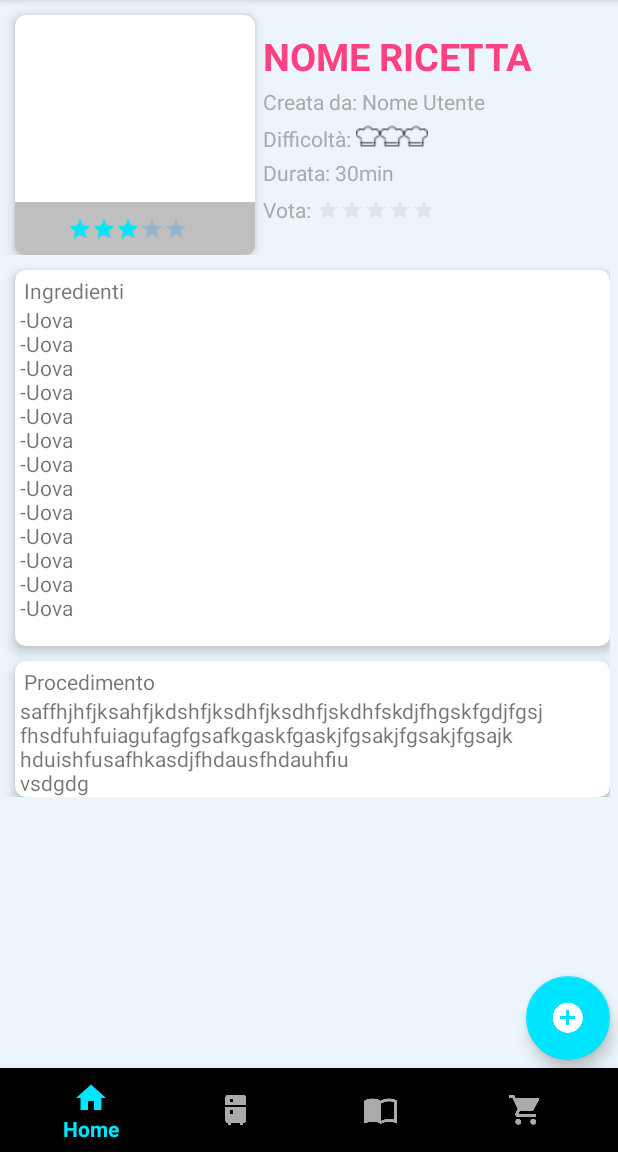
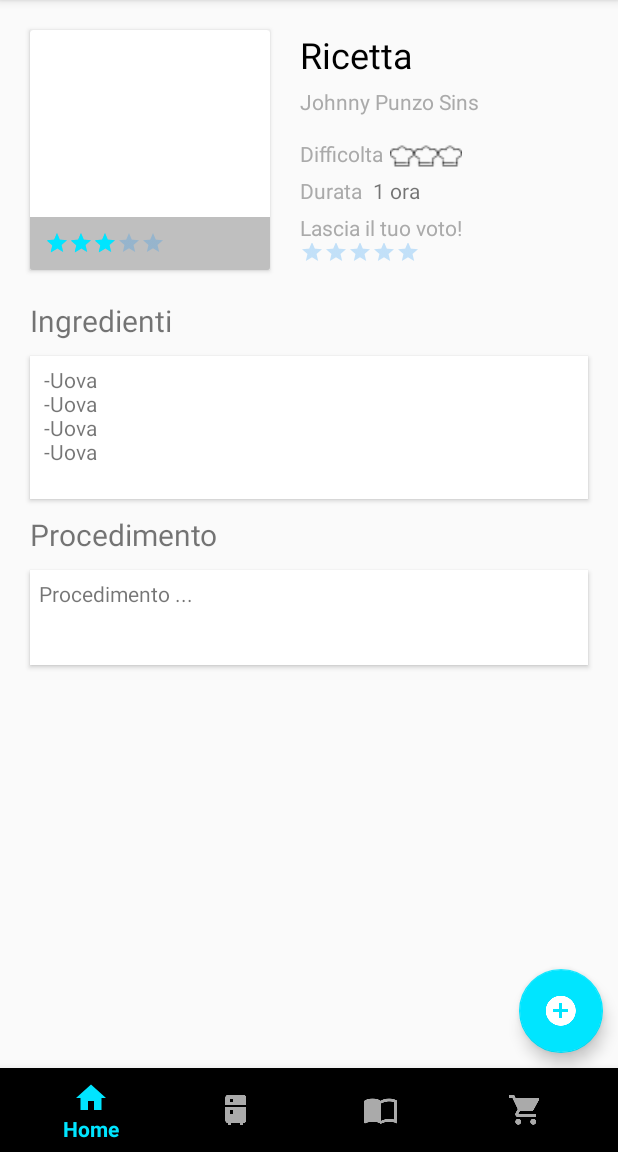
Before and after one commit to alesala95/progetto_domotica, an Android app: the screen it shows after launch (MainActivity), after a tap on "PASTA", on a phone screen of 412 x 824 dp, the part 84-1236 px from its top. Run offline under Robolectric (Android 15) with nearby library versions, the phone set to English and light mode, and no system bars.

Commit message:
no message

```diff
--- a/SmartFridge_fragment/app/src/main/java/com/example/itsadmin/smartfridge_fragment/Main/Fragments/RecipeFragment.java
+++ b/SmartFridge_fragment/app/src/main/java/com/example/itsadmin/smartfridge_fragment/Main/Fragments/RecipeFragment.java
@@ -17,6 +17,7 @@ import android.view.animation.AnimationUtils;
 import android.view.inputmethod.InputMethodManager;
 import android.widget.Button;
 import android.widget.EditText;
+import android.widget.RatingBar;
 import android.widget.RelativeLayout;
 import android.widget.TextView;
 
--- a/SmartFridge_fragment/app/src/main/java/com/example/itsadmin/smartfridge_fragment/Main/Fragments/RecipeItemFragment.java
+++ b/SmartFridge_fragment/app/src/main/java/com/example/itsadmin/smartfridge_fragment/Main/Fragments/RecipeItemFragment.java
@@ -1,29 +1,24 @@
 package com.example.itsadmin.smartfridge_fragment.Main.Fragments;
 
 
-import android.content.Context;
 import android.content.Intent;
 import android.os.Bundle;
 import android.support.design.widget.FloatingActionButton;
 import android.support.v4.app.Fragment;
 import android.support.v4.app.FragmentTransaction;
-import android.support.v7.widget.LinearLayoutManager;
-import android.support.v7.widget.RecyclerView;
 import android.view.LayoutInflater;
 import android.view.View;
 import android.view.ViewGroup;
 import android.view.animation.AlphaAnimation;
 import android.view.animation.Animation;
 import android.view.animation.AnimationUtils;
-import android.view.inputmethod.InputMethodManager;
 import android.widget.Button;
-import android.widget.EditText;
+import android.widget.RatingBar;
 import android.widget.RelativeLayout;
 import android.widget.Toast;
 
 import com.example.itsadmin.smartfridge_fragment.R;
 
-import java.util.ArrayList;
 
 
 /**
@@ -59,11 +54,12 @@ public class RecipeItemFragment extends Fragment {
         // Inflate the layout for this fragment
         View view=inflater.inflate(R.layout.fragment_recipe_item, container, false);
 
-
+        RatingBar rate = view.findViewById(R.id.valutazionePersonale);
       /*  ArrayList<ItemListRicetteConsigliate> cardRicette = new ArrayList<>();
         RecyclerView rw2 = (RecyclerView) view.findViewById(R.id.rec_view2);
         rw2.setLayoutManager(new LinearLayoutManager(getActivity(),LinearLayoutManager.HORIZONTAL,false));
         rw2.setAdapter(new AdapterRicetteConsigliate(cardRicette,getContext(), getFragmentManager()));*/
+
 
 
         Floatingbtn = (FloatingActionButton) view.findViewById(R.id.FloatingBtn);
--- a/SmartFridge_fragment/app/src/main/res/layout/activity_main.xml
+++ b/SmartFridge_fragment/app/src/main/res/layout/activity_main.xml
@@ -29,8 +29,7 @@
         android:layout_width="match_parent"
         android:layout_height="match_parent"
         android:layout_above="@+id/navigation"
-        android:layout_below="@+id/barra"
-        android:background="#EBF5FB"/>
+        android:layout_below="@+id/barra" />
 
     <android.support.design.widget.BottomNavigationView
 
--- a/SmartFridge_fragment/app/src/main/res/layout/fab.xml
+++ b/SmartFridge_fragment/app/src/main/res/layout/fab.xml
@@ -22,8 +22,8 @@
         app:backgroundTint="@color/AzzurroMin"
         app:fabSize="normal"
         android:padding="2dp"
-        android:layout_marginBottom="5dp"
-        android:layout_marginRight="5dp"
+        android:layout_marginBottom="10dp"
+        android:layout_marginRight="10dp"
         />
 
 
--- a/SmartFridge_fragment/app/src/main/res/layout/fragment_category_recipe.xml
+++ b/SmartFridge_fragment/app/src/main/res/layout/fragment_category_recipe.xml
@@ -16,27 +16,24 @@
 
             android:id="@+id/catName"
             android:layout_width="match_parent"
-            android:layout_height="wrap_content"
-            android:layout_marginTop="20dp"
+            android:layout_height="65dp"
+            android:gravity="center_vertical"
+            android:layout_alignParentStart="true"
+            android:layout_alignParentTop="true"
             android:paddingLeft="20dp"
             android:text="Categoria"
-            android:textColor="@android:color/black"
             android:textSize="20sp" />
 
         <GridView
             android:id="@+id/gridCategory"
             android:layout_width="match_parent"
             android:layout_height="wrap_content"
-            android:layout_below="@id/catName"
-            android:layout_marginTop="20dp"
+            android:layout_below="@+id/catName"
+            android:layout_centerHorizontal="true"
+            android:gravity="center"
             android:numColumns="2"
-            android:gravity="center"
-            android:verticalSpacing="40dp"
-            android:layout_centerHorizontal="true"
-            android:scrollbars="none">
-
-
-        </GridView>
+            android:scrollbars="none"
+            android:verticalSpacing="40dp" />
 
     </RelativeLayout>
 
--- a/SmartFridge_fragment/app/src/main/res/layout/fragment_recipe_item.xml
+++ b/SmartFridge_fragment/app/src/main/res/layout/fragment_recipe_item.xml
@@ -1,293 +1,210 @@
-<FrameLayout xmlns:android="http://schemas.android.com/apk/res/android"
-    xmlns:tools="http://schemas.android.com/tools"
+
+<FrameLayout
+
     android:layout_width="match_parent"
     android:layout_height="match_parent"
+
+    xmlns:android="http://schemas.android.com/apk/res/android"
+    xmlns:tools="http://schemas.android.com/tools"
     xmlns:app="http://schemas.android.com/apk/res-auto"
     tools:context="com.example.itsadmin.smartfridge_fragment.Main.Fragments.RecipeItemFragment">
 
-    <!-- TODO: Update blank fragment layout -->
-    <ScrollView
+    <LinearLayout
+
         android:layout_width="match_parent"
         android:layout_height="match_parent"
-        >
-<LinearLayout
+
+
+        android:orientation="vertical">
+
+        <ScrollView
+
+            android:layout_width="match_parent"
+            android:layout_height="match_parent">
+
+            <RelativeLayout
+
                 android:layout_width="match_parent"
                 android:layout_height="wrap_content"
-    android:orientation="vertical"
-    android:layout_marginRight="5dp">
-
-    <LinearLayout
-        android:layout_width="match_parent"
-        android:layout_height="wrap_content"
-        android:orientation="horizontal">
-
-
+                android:clipToPadding="false">
 
                 <android.support.v7.widget.CardView
+
                     android:id="@+id/card_recipe"
                     android:layout_width="160dp"
                     android:layout_height="160dp"
-            android:layout_columnWeight="1"
-            android:layout_rowWeight="1"
-            app:cardElevation="5dp"
-            app:cardCornerRadius="7dp"
-            android:layout_marginLeft="10dp"
-            android:layout_marginTop="10dp"
-
-            android:background="#EEE"
-            >
-
+                    android:layout_margin="20dp"
+                    android:background="#FFF"
+                    app:cardCornerRadius="2dp"
+                    app:cardElevation="2dp">
 
                     <LinearLayout
                         android:layout_width="match_parent"
                         android:layout_height="35dp"
-                android:orientation="horizontal"
                         android:layout_gravity="bottom"
                         android:background="@color/transparent">
 
                         <RatingBar
-                    android:layout_width="wrap_content"
-                    android:layout_height="wrap_content"
-                    style="?android:attr/ratingBarStyleSmall"
-                    android:numStars="5"
-                    android:stepSize=".5"
-                    android:rating="3"
 
-                    android:layout_marginTop="10dp"
-                    android:layout_marginLeft="35dp"
-
-                    android:transformPivotX="0dp"
-                    android:transformPivotY="0dp"
-                    android:max="5"
-                    />
-
-            </LinearLayout>
-        </android.support.v7.widget.CardView>
-
-
-       <LinearLayout
-           android:layout_width="wrap_content"
-           android:layout_height="wrap_content"
-           android:orientation="vertical"
-           android:layout_marginTop="20dp"
-           android:layout_marginLeft="5dp">
-
-        <TextView
-            android:layout_width="wrap_content"
-            android:layout_height="wrap_content"
-            android:text="NOME RICETTA"
-            android:textColor="@color/colorAccent"
-            android:textSize="25dp"
-            android:textStyle="bold"
-            />
-
-           <LinearLayout
-               android:layout_width="match_parent"
-               android:layout_height="wrap_content"
-               android:orientation="horizontal"
-               android:layout_marginTop="3dp"
-               android:layout_alignBottom="@+id/lldifficolta"
-               >
-
-               <TextView
-                   android:layout_width="wrap_content"
-                   android:layout_height="wrap_content"
-                   android:text="Creata da:"
-                   android:textColor="@android:color/darker_gray"
-
-                   />
-
-               <TextView
-                   android:layout_width="wrap_content"
-                   android:layout_height="wrap_content"
-                   android:layout_marginLeft="3dp"
-                   android:text="Nome Utente"
-                   android:textColor="@android:color/darker_gray"
-
-                   />
-
-
-           </LinearLayout>
-
-        <LinearLayout
-            android:id="@+id/lldifficolta"
-            android:layout_width="match_parent"
-            android:layout_height="wrap_content"
-            android:layout_marginTop="5dp"
-            android:orientation="horizontal">
-
-            <TextView
-                android:layout_width="wrap_content"
-                android:layout_height="wrap_content"
-                android:text="Difficoltà:"
-                android:textColor="@android:color/darker_gray"
-
-                />
-
-            <RatingBar
+                            android:id="@+id/valutazioneCommunity"
                             style="?android:attr/ratingBarStyleSmall"
                             android:layout_width="wrap_content"
                             android:layout_height="wrap_content"
-                android:layout_marginLeft="3dp"
-
-                android:max="3"
-                android:numStars="3"
-                android:progressDrawable="@drawable/chef"
-                android:rating="3"
-                android:secondaryProgressTint="@color/transparent"
-                android:progressBackgroundTint="@color/transparent"
-
-                android:stepSize=".5"
-                android:transformPivotX="0dp"
-                android:transformPivotY="0dp" />
-
-        </LinearLayout>
-
-        <LinearLayout
-            android:layout_width="match_parent"
-            android:layout_height="wrap_content"
-            android:orientation="horizontal"
-            android:layout_marginTop="3dp"
-            android:layout_alignBottom="@+id/lldifficolta"
-            >
-
-            <TextView
-                android:layout_width="wrap_content"
-                android:layout_height="wrap_content"
-                android:text="Durata:"
-                android:textColor="@android:color/darker_gray"
-
-                />
-
-            <TextView
-                android:layout_width="wrap_content"
-                android:layout_height="wrap_content"
-                android:layout_marginLeft="3dp"
-                android:text="30min"
-                android:textColor="@android:color/darker_gray"
-
-                />
-
-
-        </LinearLayout>
-
-           <LinearLayout
-               android:layout_width="match_parent"
-               android:layout_height="wrap_content"
-               android:layout_marginTop="5dp"
-               android:orientation="horizontal">
-
-               <TextView
-                   android:layout_width="wrap_content"
-                   android:layout_height="wrap_content"
-                   android:text="Vota:"
-                   android:textColor="@android:color/darker_gray"
-
-                   />
-
-               <RatingBar
-                   style="?android:attr/ratingBarStyleSmall"
-                   android:layout_width="wrap_content"
-                   android:layout_height="wrap_content"
-                   android:layout_marginLeft="3dp"
-                   android:layout_marginTop="2dp"
-
+                            android:layout_gravity="center_vertical|left"
+                            android:layout_marginLeft="10dp"
                             android:max="5"
                             android:numStars="5"
-                   android:rating="0"
-                   android:secondaryProgressTint="@color/transparent"
-                   android:progressBackgroundTint="@color/transparent"
-
-                   android:clickable="true"
-                   android:stepSize=".5"
-                   android:transformPivotX="0dp"
-                   android:transformPivotY="0dp" />
-
-           </LinearLayout>
-
-       </LinearLayout>
-
-    </LinearLayout>
-
-        <LinearLayout
-            android:layout_width="match_parent"
-            android:layout_height="wrap_content"
-            android:orientation="vertical"
-            >
-
-            <android.support.v7.widget.CardView
-                android:layout_width="match_parent"
-                android:layout_height="wrap_content"
-                app:cardElevation="5dp"
-                app:cardCornerRadius="7dp"
-                android:layout_marginLeft="10dp"
-                android:layout_marginTop="10dp">
-
-
-                <LinearLayout
-                    android:layout_width="match_parent"
-                    android:layout_height="wrap_content"
-                    android:orientation="vertical">
-
-                <TextView
-                    android:layout_width="match_parent"
-                    android:layout_height="wrap_content"
-                    android:layout_gravity="center"
-                    android:text="Ingredienti"
-                    android:layout_marginTop="4dp"
-                    android:layout_marginLeft="4dp"
-                    />
-
-                <TextView
-                    android:layout_width="match_parent"
-                    android:layout_height="wrap_content"
-                    android:text=" -Uova\n -Uova\n -Uova\n -Uova\n -Uova\n -Uova\n -Uova\n -Uova\n -Uova\n -Uova\n -Uova\n -Uova\n -Uova\n"
-                    />
-
-                </LinearLayout>
-
-            </android.support.v7.widget.CardView>
-
-            <android.support.v7.widget.CardView
-                android:layout_width="match_parent"
-                android:layout_height="wrap_content"
-                app:cardElevation="5dp"
-                app:cardCornerRadius="7dp"
-                android:layout_marginLeft="10dp"
-                android:layout_marginTop="10dp">
-
-
-                <LinearLayout
-                    android:layout_width="match_parent"
-                    android:layout_height="wrap_content"
-                    android:orientation="vertical">
-
-                    <TextView
-                        android:layout_width="match_parent"
-                        android:layout_height="wrap_content"
-                        android:layout_gravity="center"
-                        android:text="Procedimento"
-                        android:layout_marginTop="4dp"
-                        android:layout_marginLeft="4dp"
-                        />
-
-                    <TextView
-                        android:layout_width="match_parent"
-                        android:layout_height="wrap_content"
-                        android:text=" saffhjhfjksahfjkdshfjksdhfjksdhfjskdhfskdjfhgskfgdjfgsj\n fhsdfuhfuiagufagfgsafkgaskfgaskjfgsakjfgsakjfgsajk\n hduishfusafhkasdjfhdausfhdauhfiu\n vsdgdg"
-                        />
+                            android:rating="3" />
 
                     </LinearLayout>
 
                 </android.support.v7.widget.CardView>
 
 
+                <TextView
+
+                    android:id="@+id/nomeRicetta"
+                    android:layout_width="wrap_content"
+                    android:layout_height="wrap_content"
+                    android:layout_alignTop="@+id/card_recipe"
+                    android:layout_toEndOf="@+id/card_recipe"
+                    android:text="Ricetta"
+                    android:textColor="#000"
+                    android:textSize="24sp" />
+
+                <TextView
+
+                    android:id="@+id/nomeUtente"
+                    android:layout_width="wrap_content"
+                    android:layout_height="wrap_content"
+                    android:layout_alignLeft="@id/nomeRicetta"
+                    android:layout_below="@id/nomeRicetta"
+                    android:layout_marginTop="5dp"
+                    android:text="Johnny Punzo Sins"
+                    android:textColor="@android:color/darker_gray" />
+
+                <TextView
+
+                    android:id="@+id/tagDifficolta"
+                    android:layout_width="wrap_content"
+                    android:layout_height="wrap_content"
+                    android:layout_alignLeft="@id/nomeRicetta"
+                    android:layout_below="@id/nomeUtente"
+                    android:layout_marginTop="15dp"
+                    android:text="Difficolta"
+                    android:textColor="@android:color/darker_gray" />
+
+                <RatingBar
+
+                    android:id="@+id/difficolta_rate"
+                    style="?android:attr/ratingBarStyleSmall"
+                    android:layout_width="wrap_content"
+                    android:layout_height="wrap_content"
+                    android:layout_alignBottom="@+id/tagDifficolta"
+                    android:layout_alignEnd="@+id/tagVota"
+                    android:max="3"
+                    android:numStars="3"
+                    android:progressBackgroundTint="@color/transparent"
+                    android:progressDrawable="@drawable/chef"
+                    android:rating="3"
+                    android:secondaryProgressTint="@color/transparent" />
+
+                <TextView
+                    android:id="@+id/tagDurata"
+                    android:layout_width="wrap_content"
+                    android:layout_height="wrap_content"
+                    android:layout_below="@+id/tagDifficolta"
+                    android:layout_toEndOf="@+id/card_recipe"
+                    android:text="Durata"
+                    android:layout_marginTop="5dp"
+                    android:textColor="@android:color/darker_gray"/>
+
+                <TextView
+                    android:id="@+id/durata"
+                    android:layout_width="wrap_content"
+                    android:layout_height="wrap_content"
+                    android:layout_alignBaseline="@+id/tagDurata"
+                    android:layout_alignBottom="@+id/tagDurata"
+                    android:layout_alignEnd="@+id/valutazionePersonale"
+                    android:text="1 ora" />
+
+                <TextView
+                    android:id="@+id/tagVota"
+                    android:layout_width="wrap_content"
+                    android:layout_height="wrap_content"
+                    android:layout_below="@+id/tagDurata"
+                    android:layout_toEndOf="@+id/card_recipe"
+                    android:text="Lascia il tuo voto!"
+                    android:layout_marginTop="5dp"
+                    android:textColor="@android:color/darker_gray"/>
+
+                <RatingBar
+
+                    android:id="@+id/valutazionePersonale"
+                    style="?android:attr/ratingBarStyleSmall"
+                    android:layout_width="wrap_content"
+                    android:layout_height="20dp"
+                    android:layout_alignBottom="@+id/card_recipe"
+                    android:layout_toEndOf="@+id/card_recipe"
+                    android:clickable="true"
+                    android:numStars="5"
+                    android:stepSize=".5" />
+
+                <!-- ingredienti e procedimento -->
+
+                <TextView
+                    android:id="@+id/tagIngredienti"
+                    android:layout_width="wrap_content"
+                    android:layout_height="wrap_content"
+                    android:layout_alignLeft="@id/card_recipe"
+                    android:layout_below="@id/card_recipe"
+                    android:layout_gravity="center"
+                    android:text="Ingredienti"
+                    android:textSize="20sp" />
+
+                <TextView
+                    android:id="@+id/testoIngredienti"
+                    android:layout_width="match_parent"
+                    android:layout_height="wrap_content"
+                    android:layout_alignStart="@+id/tagIngredienti"
+                    android:layout_below="@+id/tagIngredienti"
+                    android:layout_marginRight="20dp"
+                    android:layout_marginTop="10dp"
+                    android:background="#FFF"
+                    android:elevation="2dp"
+                    android:padding="6dp"
+                    android:text=" -Uova\n -Uova\n -Uova\n -Uova\n" />
+
+                <TextView
+                    android:id="@+id/tagProcedimento"
+                    android:layout_width="wrap_content"
+                    android:layout_height="wrap_content"
+                    android:layout_alignLeft="@id/card_recipe"
+                    android:layout_below="@id/testoIngredienti"
+                    android:layout_marginTop="10dp"
+                    android:text="Procedimento"
+                    android:textSize="20sp" />
+
+                <TextView
+                    android:id="@+id/testoProcedimento"
+                    android:layout_width="match_parent"
+                    android:layout_height="wrap_content"
+                    android:layout_alignStart="@id/tagProcedimento"
+                    android:layout_below="@id/tagProcedimento"
+                    android:layout_marginBottom="30dp"
+                    android:layout_marginRight="20dp"
+                    android:layout_marginTop="10dp"
+                    android:background="#FFF"
+                    android:elevation="2dp"
+                    android:padding="6dp"
+                    android:text="Procedimento ... \n \n" />
+
+            </RelativeLayout>
+
+        </ScrollView>
+
     </LinearLayout>
 
+    <include layout="@layout/fab"/>
 
-</LinearLayout>
-    </ScrollView>
-
-
-    <include layout="@layout/fab"></include>
 </FrameLayout>
```
Also changed, not shown: SmartFridge_fragment/app/src/main/java/com/example/itsadmin/smartfridge_fragment/Main/MainActivity.java (+18 -17 lines). Lines whose indentation alone changed are shown as unchanged.
